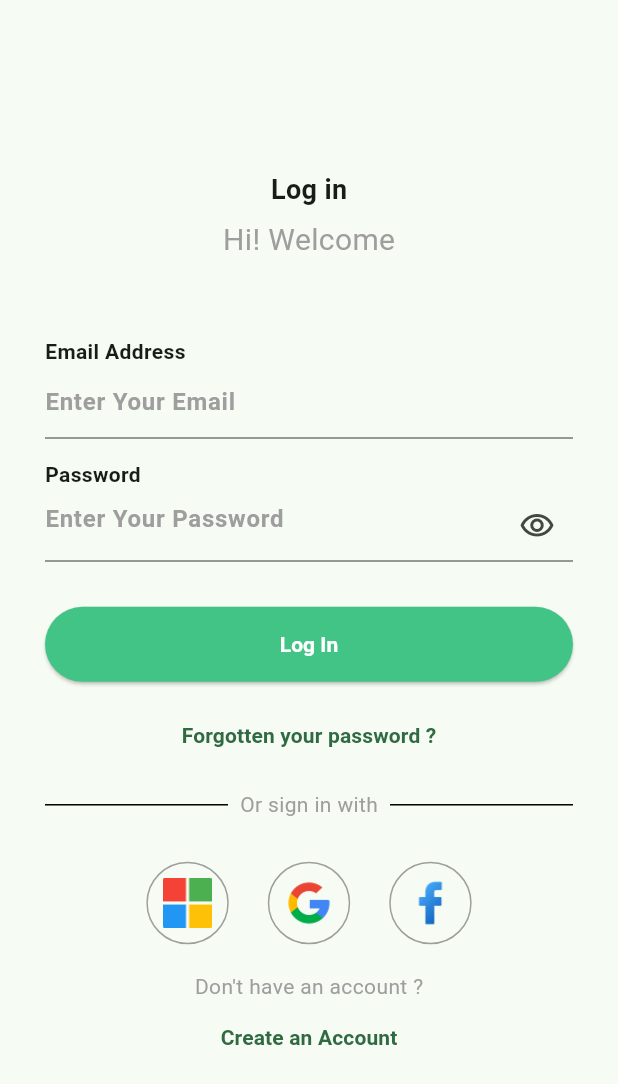
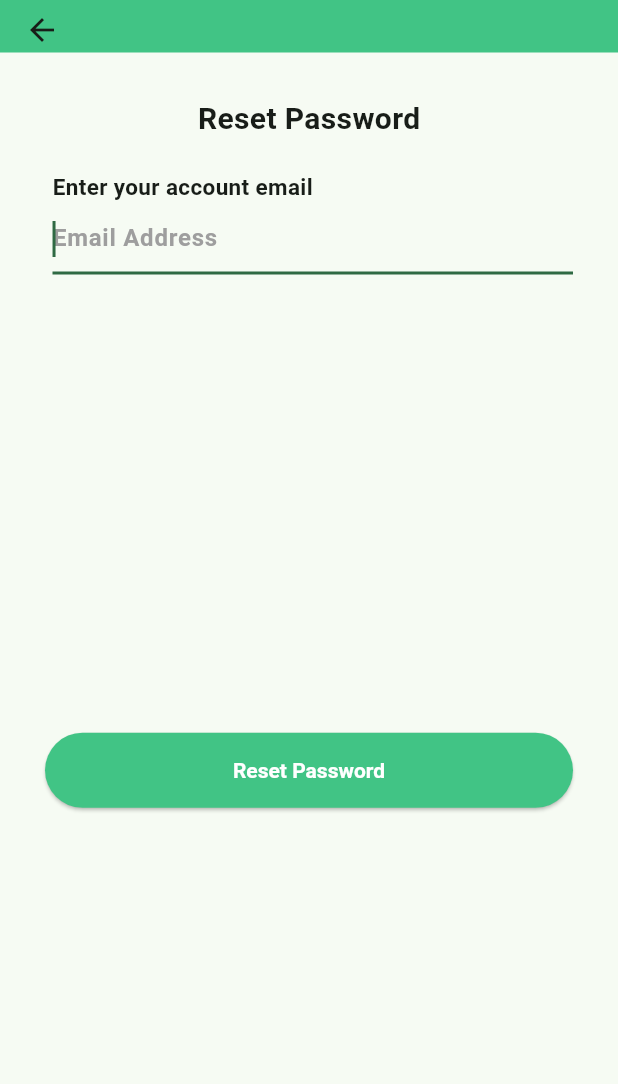
Before and after one commit to ikram-khani/auth_ui, a Flutter app: the screen it shows after launch, after a tap on "Forgotten your password ?", on a phone screen of 412 x 824 dp. Shown: the top 1084 px of the screen. Run offline on Flutter 3.47's test engine with Material 2 defaults, Android fonts, the phone set to English and light mode, and no system bars; our stand-ins replace cloud_firestore, firebase_auth, firebase_core, intl_phone_field; accounts and stored records are empty; generated files the repository leaves out were written again.

Commit message:
adding reset password screen and reset passeord functionality with firebase

```diff
--- a/lib/screens/auth.dart
+++ b/lib/screens/auth.dart
@@ -1,4 +1,5 @@
 import 'package:auth_ui/screens/home.dart';
+import 'package:auth_ui/screens/reset_password.dart';
 import 'package:auth_ui/screens/sign_up.dart';
 import 'package:auth_ui/widget/social_icon.dart';
 import 'package:auth_ui/widget/in_line_text.dart';
@@ -207,7 +208,14 @@ class _AuthScreenState extends State<AuthScreen> {
                         Container(
                           margin: const EdgeInsets.symmetric(vertical: 12),
                           child: TextButton(
-                            onPressed: () {},
+                            onPressed: () {
+                              Navigator.of(context).push(
+                                MaterialPageRoute(
+                                  builder: (context) =>
+                                      const ResetPasswordScreen(),
+                                ),
+                              );
+                            },
                             child: const Text(
                               'Forgotten your password ?',
                               style: TextStyle(fontWeight: FontWeight.bold),
--- /dev/null
+++ b/lib/screens/reset_password.dart
@@ -0,0 +1,187 @@
+import 'package:cloud_firestore/cloud_firestore.dart';
+import 'package:firebase_auth/firebase_auth.dart';
+import 'package:flutter/material.dart';
+
+class ResetPasswordScreen extends StatefulWidget {
+  const ResetPasswordScreen({super.key});
+
+  @override
+  State<ResetPasswordScreen> createState() => _ResetPasswordScreenState();
+}
+
+class _ResetPasswordScreenState extends State<ResetPasswordScreen> {
+  final _fieldKey = GlobalKey<FormFieldState>();
+
+  var _enteredEmail = '';
+  var _sendEmail = false;
+
+  void _submit() async {
+    bool isValid = _fieldKey.currentState!.validate();
+    bool isEmailRegistered = false;
+
+    if (isValid) {
+      _fieldKey.currentState!.save();
+
+      FirebaseFirestore firebaseFirestore = FirebaseFirestore.instance;
+      CollectionReference userCollection =
+          firebaseFirestore.collection('users');
+
+      QuerySnapshot querySnapshot =
+          await userCollection.where('email', isEqualTo: _enteredEmail).get();
+
+      print(querySnapshot);
+
+      if (querySnapshot.size > 0) {
+        setState(() {
+          isEmailRegistered = true;
+        });
+      } else {
+        setState(() {
+          isEmailRegistered = false;
+        });
+      }
+
+      if (!isEmailRegistered) {
+        ScaffoldMessenger.of(context).clearSnackBars();
+        ScaffoldMessenger.of(context).showSnackBar(
+          const SnackBar(
+            content: Text('Account not found on the entered email'),
+          ),
+        );
+        return;
+      }
+
+      try {
+        await FirebaseAuth.instance
+            .sendPasswordResetEmail(email: _enteredEmail);
+        setState(() {
+          _sendEmail = true;
+        });
+      } on FirebaseAuthException catch (error) {
+        ScaffoldMessenger.of(context).clearSnackBars();
+        ScaffoldMessenger.of(context).showSnackBar(
+          SnackBar(
+            content: Text(
+              error.message.toString(),
+            ),
+          ),
+        );
+      }
+    }
+  }
+
+  @override
+  Widget build(BuildContext context) {
+    return Scaffold(
+      appBar: AppBar(
+        toolbarHeight: 35,
+        backgroundColor: Theme.of(context).primaryColor,
+      ),
+      body: _sendEmail
+          ? const Center(
+              child: Text(
+                'We have sent a "reset password link" to your email address',
+                textAlign: TextAlign.center,
+              ),
+            )
+          : Padding(
+              padding: const EdgeInsets.only(top: 30),
+              child: Column(
+                children: [
+                  const Padding(
+                    padding: EdgeInsets.only(
+                      left: 30,
+                      right: 30,
+                    ),
+                    child: Center(
+                      child: Text(
+                        'Reset Password',
+                        style: TextStyle(
+                            fontWeight: FontWeight.bold, fontSize: 20),
+                      ),
+                    ),
+                  ),
+                  Container(
+                    margin: const EdgeInsets.only(
+                      left: 30,
+                      right: 30,
+                      top: 20,
+                    ),
+                    child: Column(
+                      crossAxisAlignment: CrossAxisAlignment.start,
+                      children: [
+                        const Padding(
+                          padding: EdgeInsets.only(left: 5.0),
+                          child: Text(
+                            "Enter your account email",
+                            style: TextStyle(
+                              fontWeight: FontWeight.bold,
+                              fontSize: 15,
+                            ),
+                          ),
+                        ),
+                        Padding(
+                          padding: const EdgeInsets.only(left: 5.0),
+                          child: TextFormField(
+                            key: _fieldKey,
+                            autofocus: true,
+                            decoration: const InputDecoration(
+                              hintText: 'Email Address',
+                              hintStyle: TextStyle(
+                                fontWeight: FontWeight.bold,
+                                color: Colors.grey,
+                              ),
+                            ),
+                            keyboardType: TextInputType.emailAddress,
+                            validator: (value) {
+                              if (value == null ||
+                                  value.trim().isEmpty ||
+                                  !value.contains('@')) {
+                                return 'Please enter a valid email address.';
+                              }
+                              return null;
+                            },
+                            onSaved: (newValue) => _enteredEmail = newValue!,
+                          ),
+                        ),
+                      ],
+                    ),
+                  ),
+                  Expanded(
+                    child: Padding(
+                      padding:
+                          const EdgeInsets.only(top: 20, left: 30, right: 30),
+                      child: Center(
+                        child: SingleChildScrollView(
+                          keyboardDismissBehavior:
+                              ScrollViewKeyboardDismissBehavior.onDrag,
+                          child: SizedBox(
+                            width: double.infinity,
+                            height: 50,
+                            child: ElevatedButton(
+                              style: ButtonStyle(
+                                backgroundColor:
+                                    MaterialStateProperty.all<Color>(
+                                  Theme.of(context).primaryColor,
+                                ),
+                                foregroundColor:
+                                    MaterialStateProperty.all<Color>(
+                                        Colors.white),
+                                textStyle: MaterialStateProperty.all(
+                                  const TextStyle(fontWeight: FontWeight.bold),
+                                ),
+                              ),
+                              onPressed: _submit,
+                              child: const Text('Reset Password'),
+                            ),
+                          ),
+                        ),
+                      ),
+                    ),
+                  )
+                ],
+              ),
+            ),
+    );
+  }
+}
```
